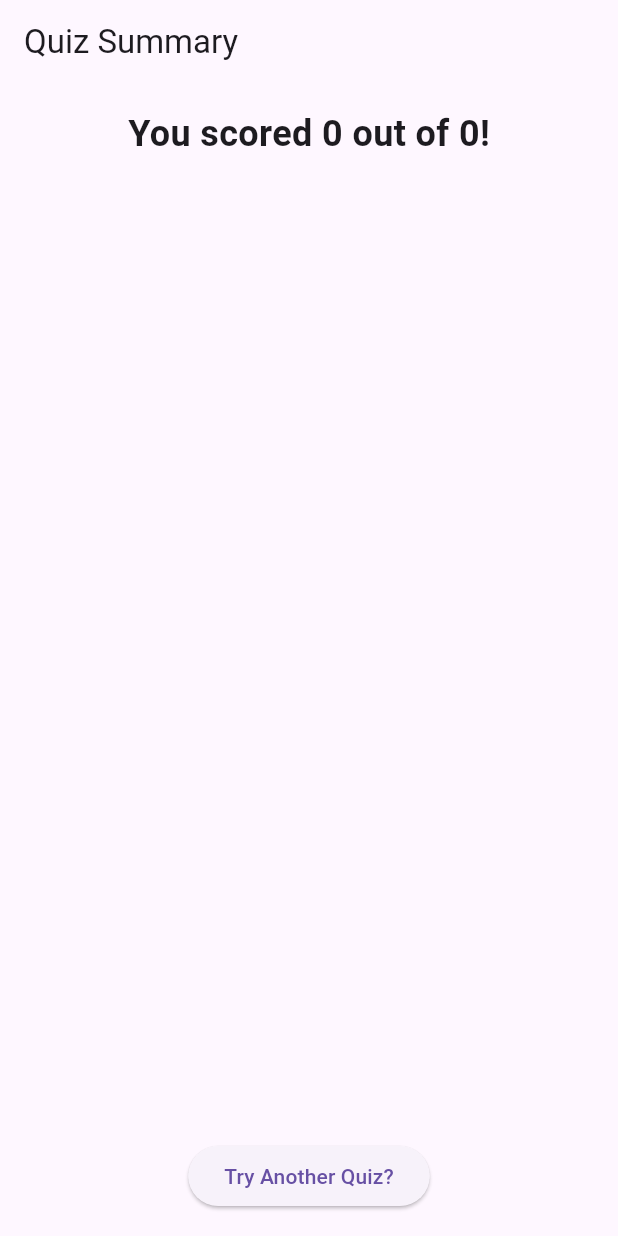
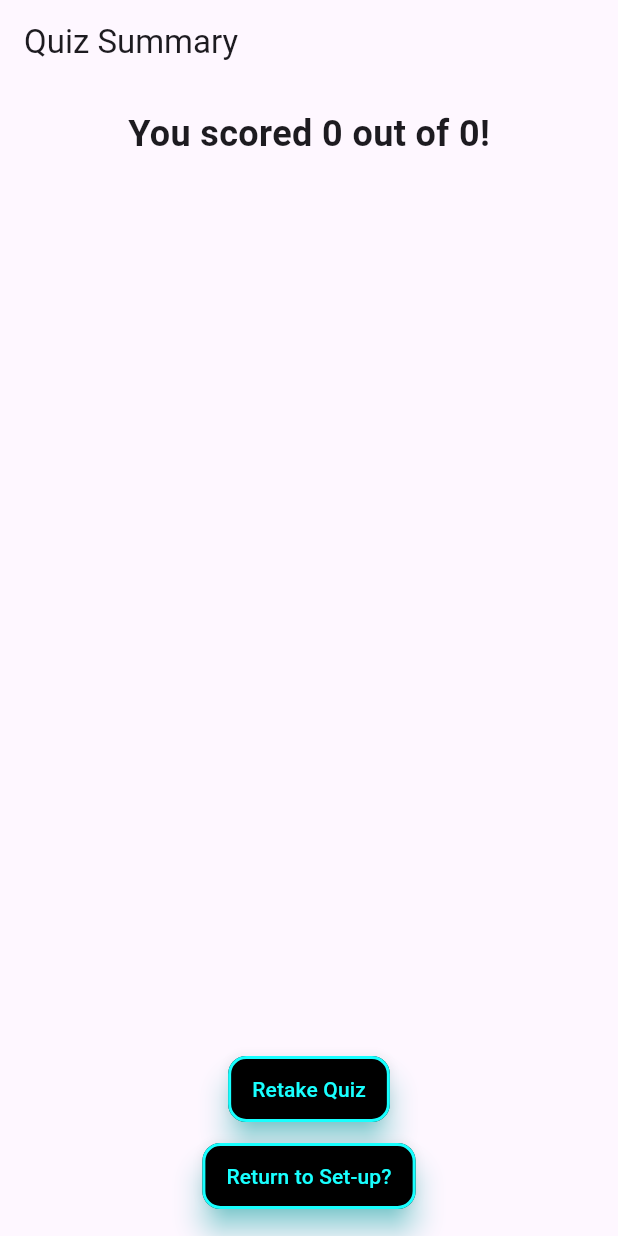
Before and after one commit to navedn/flutter-quizapp, a Flutter app: the QuizSummaryScreen screen opened directly with empty values, on a phone screen of 412 x 824 dp. Run offline on Flutter 3.47's test engine with Material 3 defaults, Android fonts, the phone set to English and light mode, and no system bars; network calls fail.

Commit message:
Adds ability to quickly restart quiz with same parameters.

```diff
--- a/lib/screens/quiz_screen.dart
+++ b/lib/screens/quiz_screen.dart
@@ -125,6 +125,12 @@ class _QuizScreenState extends State<QuizScreen> {
             totalQuestions: _questions.length,
             correctAnswers: _correctAnswers,
             questions: _questions,
+            quizParams: {
+              'questionCount': widget.questionCount,
+              'category': widget.category,
+              'difficulty': widget.difficulty,
+              'type': widget.type,
+            },
           ),
         ),
       ).then((_) {
@@ -224,12 +230,14 @@ class QuizSummaryScreen extends StatelessWidget {
   final int totalQuestions;
   final List<bool> correctAnswers;
   final List<Question> questions;
+  final Map<String, dynamic> quizParams;
 
   QuizSummaryScreen({
     required this.totalScore,
     required this.totalQuestions,
     required this.correctAnswers,
     required this.questions,
+    required this.quizParams,
   });
 
   @override
@@ -264,14 +272,45 @@ class QuizSummaryScreen extends StatelessWidget {
               onPressed: () => Navigator.pushReplacement(
                 context,
                 MaterialPageRoute(
+                  builder: (context) => QuizScreen(
+                    questionCount: quizParams['questionCount'],
+                    category: quizParams['category'],
+                    difficulty: quizParams['difficulty'],
+                    type: quizParams['type'],
+                  ),
+                ),
+              ),
+              child: Text('Retake Quiz'),
+              style: _tronButtonStyle(),
+            ),
+            SizedBox(height: 10),
+            ElevatedButton(
+              onPressed: () => Navigator.pushReplacement(
+                context,
+                MaterialPageRoute(
                   builder: (context) => QuizSetupScreen(),
                 ),
               ),
-              child: Text('Try Another Quiz?'),
+              child: Text('Return to Set-up?'),
+              style: _tronButtonStyle(),
             ),
           ],
         ),
       ),
     );
   }
+
+  ButtonStyle _tronButtonStyle() {
+    return ElevatedButton.styleFrom(
+      backgroundColor: Colors.black,
+      foregroundColor: Colors.cyanAccent,
+      shape: RoundedRectangleBorder(
+        borderRadius: BorderRadius.circular(12),
+        side: BorderSide(color: Colors.cyanAccent, width: 2),
+      ),
+      padding: EdgeInsets.symmetric(vertical: 12, horizontal: 16),
+      elevation: 8,
+      shadowColor: Colors.cyanAccent,
+    );
+  }
 }
```
